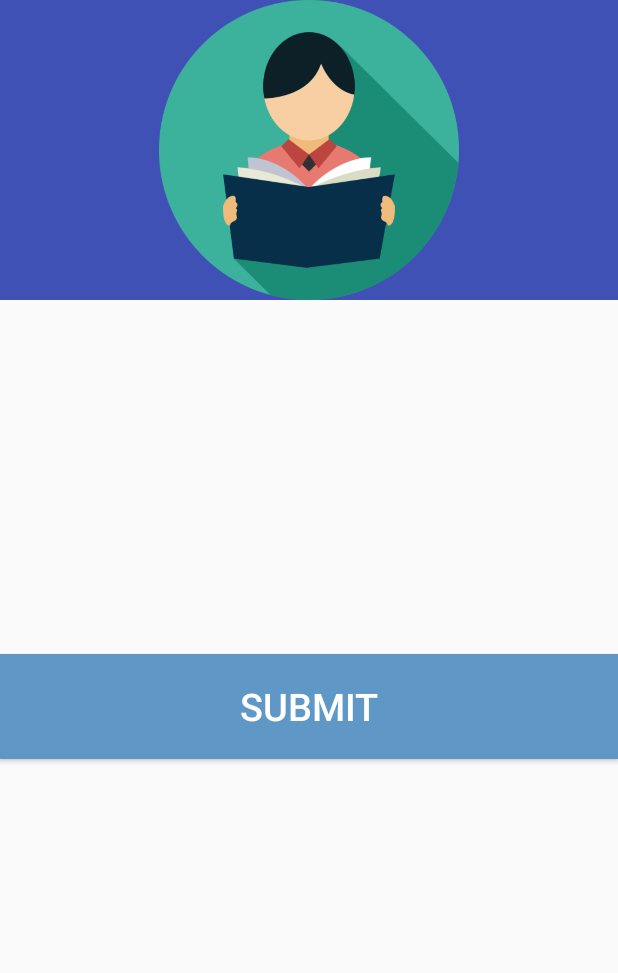
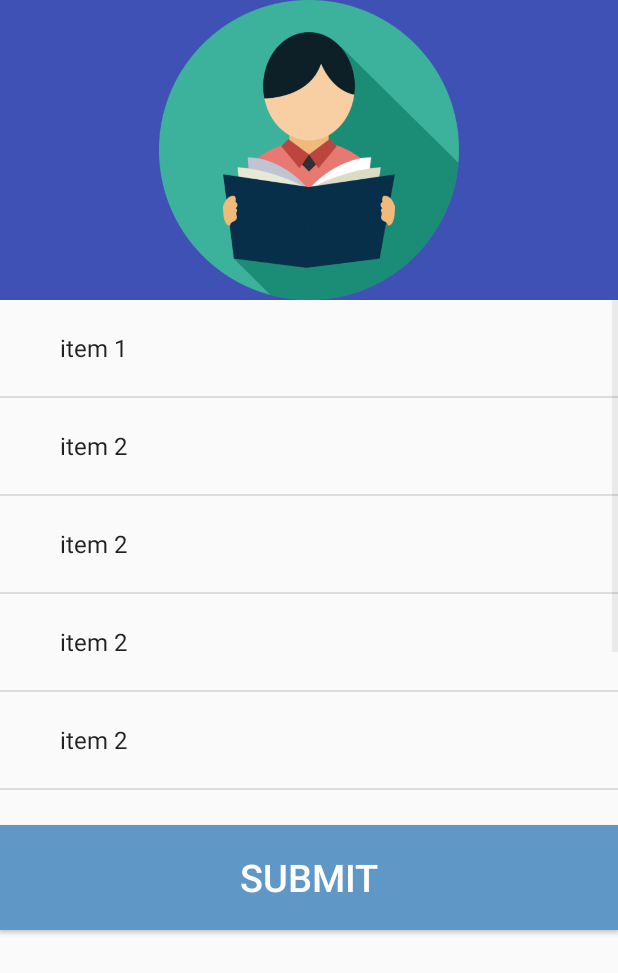
Before and after one commit to zilehuda/TimetableAutomation, an Android app: the StudentCourseSelectionActivity screen opened directly, with no data from a screen before it, on a phone screen of 412 x 824 dp. Shown: the top 973 px of the screen. Run offline under Robolectric (Android 15) with nearby library versions, the phone set to English and light mode, and no system bars.

Commit message:
added popup with rest

```diff
--- a/app/src/main/java/com/example/zilay/timetableautomation/student/Monday.java
+++ b/app/src/main/java/com/example/zilay/timetableautomation/student/Monday.java
@@ -53,6 +53,7 @@ public class Monday extends Fragment {
 
 
 
+
         adapter = new RecycleViewAdaptar(timetableList,getContext());
         recyclerView.setAdapter(adapter);
 
--- a/app/src/main/java/com/example/zilay/timetableautomation/student/StudentCourseSelectionActivity.java
+++ b/app/src/main/java/com/example/zilay/timetableautomation/student/StudentCourseSelectionActivity.java
@@ -1,10 +1,17 @@
 package com.example.zilay.timetableautomation.student;
 
+import android.app.Activity;
+import android.content.DialogInterface;
 import android.content.Intent;
+import android.preference.DialogPreference;
+import android.support.v7.app.AlertDialog;
 import android.support.v7.app.AppCompatActivity;
 import android.os.Bundle;
 import android.util.Log;
 import android.view.View;
+import android.widget.AdapterView;
+import android.widget.ArrayAdapter;
+import android.widget.ListView;
 import android.widget.Toast;
 
 import com.example.zilay.timetableautomation.ApiClient;
@@ -29,12 +36,37 @@ StudentCourseSelectionActivity extends AppCompatActivity {
     private ApiInterface apiInterface;
     private List<Timetable> timetableslist;
     private DatabaseHelper dbhelper;
-
+    private String list[] = {"item 1","item 2","item 2","item 2","item 2","item 2","item 2","item 2"};
+    private String fruits[] = {"apple","banana","mango"};
+    boolean[] checkitem;
 
     @Override
     protected void onCreate(Bundle savedInstanceState) {
         super.onCreate(savedInstanceState);
         setContentView(R.layout.activity_student_course_selection);
+        ArrayAdapter<String> adapter = new ArrayAdapter<String>(this,android.R.layout.simple_expandable_list_item_1,list);
+        final ListView listView = (ListView) findViewById(R.id.lvcs);
+        listView.setAdapter(adapter);
+        checkitem = new boolean[list.length];
+        Toast.makeText(this, "", Toast.LENGTH_SHORT).show();
+        listView.setOnItemClickListener(new AdapterView.OnItemClickListener() {
+            public void onItemClick(AdapterView<?> parent, View view, int position, long id) {
+                String item  =listView.getItemAtPosition(position).toString();
+                AlertDialog.Builder mbuilder = new AlertDialog.Builder(StudentCourseSelectionActivity.this);
+                mbuilder.setTitle("Select Your Section");
+                        mbuilder.setSingleChoiceItems(fruits, 0, null)
+                        .setPositiveButton("OK", new DialogInterface.OnClickListener() {
+                            public void onClick(DialogInterface dialog, int whichButton) {
+                                String s1 = ""+whichButton;
+                                int selectedPosition = ((AlertDialog)dialog).getListView().getCheckedItemPosition();
+                                Toast.makeText(StudentCourseSelectionActivity.this,fruits[selectedPosition],Toast.LENGTH_LONG).show();
+                            }
+                        })
+                        .show();
+                //Toast.makeText(StudentCourseSelectionActivity.this,item, Toast.LENGTH_SHORT).show();
+
+            }
+        });
     }
 
 
--- a/app/src/main/res/layout/activity_student_course_selection.xml
+++ b/app/src/main/res/layout/activity_student_course_selection.xml
@@ -10,20 +10,25 @@
 
     <include layout="@layout/student_header" />
 
-    <ListView
-        android:layout_width="match_parent"
-        android:layout_height="236dp">
+
+        <ListView
+            android:id="@+id/lvcs"
+            android:layout_width="match_parent"
+            android:layout_height="350dp">
 
         </ListView>
 
+
     <Button
-        android:layout_gravity="center"
-        android:textColor="#FFFF"
-        android:background="@color/colorButton"
+        android:id="@+id/button"
         android:layout_width="match_parent"
         android:layout_height="70dp"
-        android:textSize="25sp"
-        android:text="SUBMIT"/>
+        android:layout_gravity="center|bottom"
+        android:background="@color/colorButton"
+        android:onClick="GetTimetable"
+        android:text="SUBMIT"
+        android:textColor="#FFFF"
+        android:textSize="25sp" />
 
 
 </LinearLayout>
--- a/app/src/main/res/layout/activity_student_register.xml
+++ b/app/src/main/res/layout/activity_student_register.xml
@@ -32,12 +32,13 @@
                 android:singleLine="true" />
 
         </android.support.design.widget.TextInputLayout>
+
         <android.support.design.widget.TextInputLayout
             android:layout_width="match_parent"
+            android:id="@+id/tilabatch"
             android:layout_height="wrap_content">
 
             <AutoCompleteTextView
-                android:id="@+id/tvbatch"
                 android:layout_width="match_parent"
                 android:layout_height="wrap_content"
                 android:hint="@string/prompt_batch"
@@ -49,6 +50,7 @@
         <Button
             android:layout_gravity="center"
             android:textColor="#FFFF"
+            android:onClick="GetCourses"
             android:background="@color/colorButton"
             android:layout_width="match_parent"
             android:layout_height="70dp"
```
Also changed, not shown: app/src/main/AndroidManifest.xml (+9 -6 lines), app/src/main/java/com/example/zilay/timetableautomation/student/StudentMainActivity.java (+12 -12 lines), app/src/main/java/com/example/zilay/timetableautomation/student/StudentRegisterActivity.java (+66 -0 lines), app/src/main/java/com/example/zilay/timetableautomation/student/Tuesday.java (+12 -1 lines).
